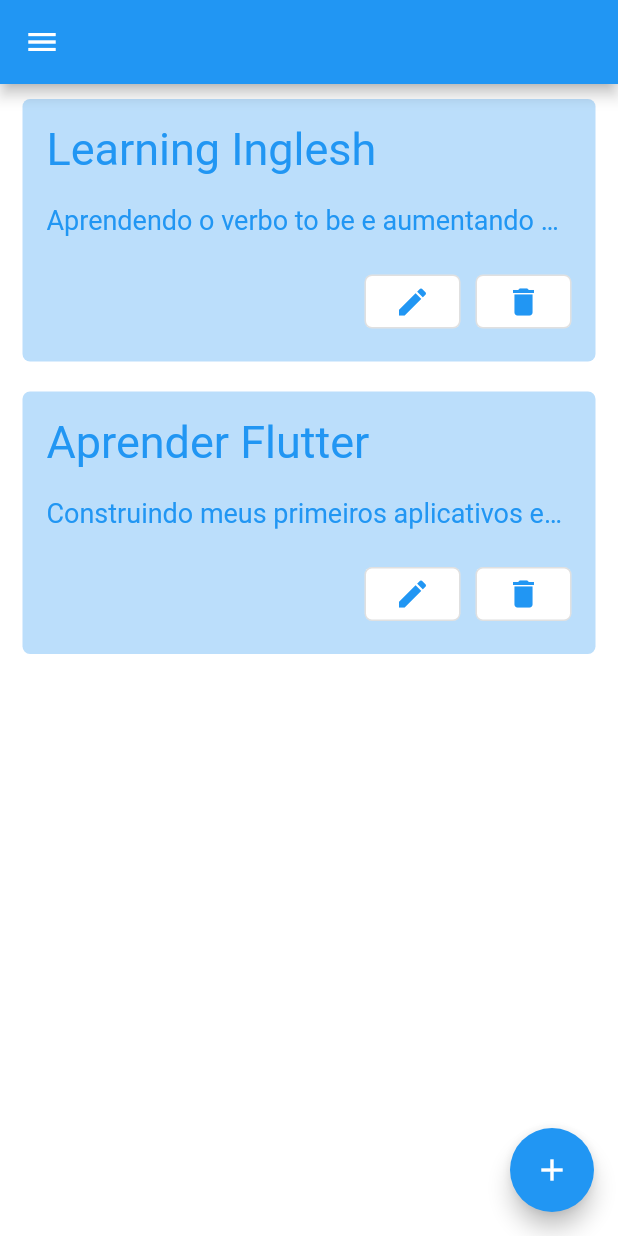
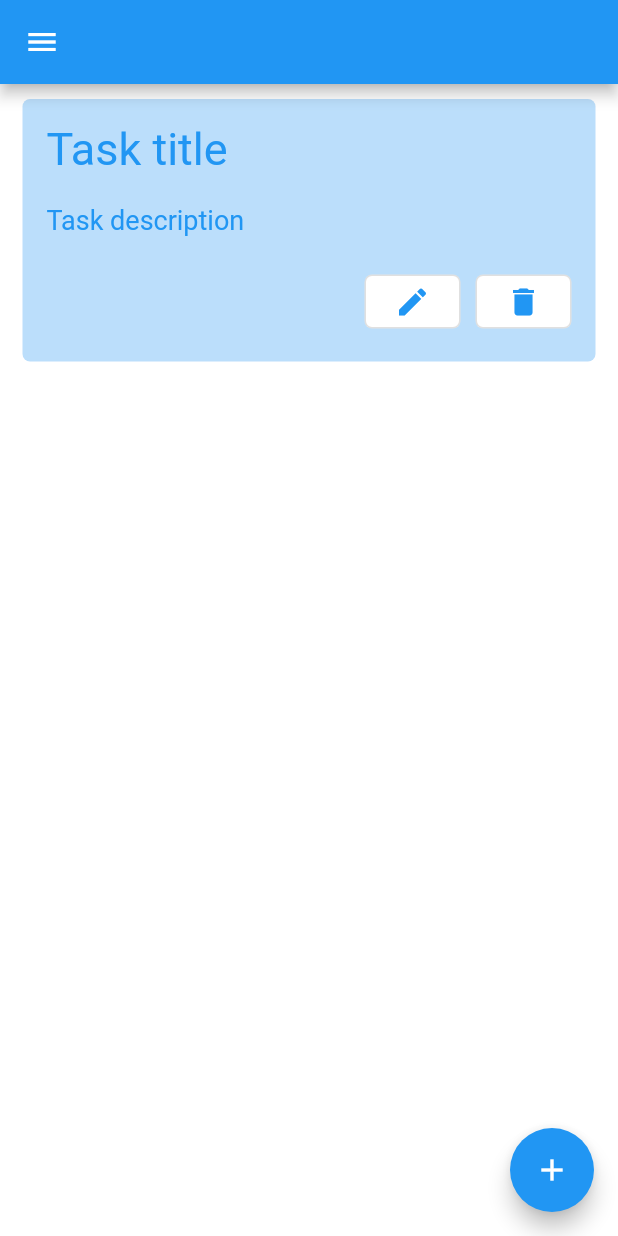
Before and after one commit to antoniolisboa/flutter_inherited, a Flutter app: the HomeScreen screen opened by its route, on a phone screen of 412 x 824 dp. Run offline on Flutter 3.47's test engine with Material 2 defaults, Android fonts, the phone set to English and light mode, and no system bars.

Commit message:
ajuste de nomes em arquivos e pastas

```diff
--- a/lib/componets/task.dart
+++ b/lib/components/task.dart
@@ -1,15 +1,21 @@
 import 'package:flutter/material.dart';
+import 'package:flutter_inherited/data/task_list_inherited.dart';
 
-class Task extends StatelessWidget {
-  final String taskName;
-  final String taskDescription;
+class Task extends StatefulWidget {
+  final String title;
+  final String description;
 
   const Task({
     super.key,
-    required this.taskName,
-    required this.taskDescription,
+    required this.title,
+    required this.description,
   });
 
+  @override
+  State<Task> createState() => _TaskState();
+}
+
+class _TaskState extends State<Task> {
   @override
   Widget build(BuildContext context) {
     return Padding(
@@ -30,7 +36,7 @@
             crossAxisAlignment: CrossAxisAlignment.start,
             children: [
               Text(
-                taskName,
+                widget.title,
                 style: const TextStyle(
                   color: Colors.blue,
                   fontSize: 30,
@@ -38,7 +44,7 @@
                 ),
               ),
               Text(
-                taskDescription,
+                widget.description,
                 style: const TextStyle(
                   color: Colors.blue,
                   fontSize: 18,
@@ -49,12 +55,15 @@
                 mainAxisAlignment: MainAxisAlignment.end,
                 children: [
                   OutlinedButton(
-                    onPressed: () {},
+                    onPressed: () {
+                      Navigator.pushNamed(context, '/editTask');
+                    },
                     style: OutlinedButton.styleFrom(
                       backgroundColor: Colors.white,
                       shape: RoundedRectangleBorder(
                         borderRadius: BorderRadius.circular(5),
-                        )),
+                      ),
+                    ),
                     child: const Icon(
                       Icons.edit,
                       color: Colors.blue,
@@ -62,12 +71,17 @@
                   ),
                   const SizedBox(width: 10),
                   OutlinedButton(
-                    onPressed: () {},
+                    onPressed: () {
+                      setState(() {
+                        TaskListInherited.of(context).deleteTask(task: widget);
+                      });
+                    },
                     style: OutlinedButton.styleFrom(
                       backgroundColor: Colors.white,
                       shape: RoundedRectangleBorder(
                         borderRadius: BorderRadius.circular(5),
-                        )),
+                      ),
+                    ),
                     child: const Icon(
                       Icons.delete,
                       color: Colors.blue,
--- a/lib/componets/task_drawer.dart
+++ b/lib/components/task_drawer.dart
@@ -22,7 +22,7 @@
             leading: const Icon(Icons.exit_to_app),
             title: const Text('Logout'),
             onTap: () {
-              Navigator.pushReplacementNamed(context, '/login');
+              Navigator.pushNamed(context, '/login');
             },
           ),
         ],
--- /dev/null
+++ b/lib/data/task_list_inherited.dart
@@ -0,0 +1,42 @@
+import 'package:flutter/material.dart';
+import 'package:flutter_inherited/components/task.dart';
+
+class TaskListInherited extends InheritedWidget {
+  final List<Task> taskList = [
+    const Task(
+      title: 'Task title',
+      description: 'Task description',
+    ),
+  ];
+
+  TaskListInherited({
+    Key? key,
+    required Widget child,
+  }) : super(key: key, child: child);
+
+  static TaskListInherited of(BuildContext context) {
+    final TaskListInherited? result;
+    result = context.dependOnInheritedWidgetOfExactType<TaskListInherited>();
+
+    assert(result != null, 'No TaskInherited found in context');
+
+    return result!;
+  }
+
+  @override
+  bool updateShouldNotify(TaskListInherited oldWidget) {
+    return oldWidget.taskList.length != taskList.length;
+  }
+
+  void createTask({required String title, required String description}) {
+    taskList.add(Task(
+      title: title,
+      description: description,
+    ));
+  }
+
+  void deleteTask({required Task task}) {
+    taskList.remove(task);
+    print(taskList.length);
+  }
+}
--- a/lib/screens/home_screen.dart
+++ b/lib/screens/home_screen.dart
@@ -1,6 +1,6 @@
 import 'package:flutter/material.dart';
-import 'package:flutter_inherited/componets/task.dart';
-import 'package:flutter_inherited/componets/task_drawer.dart';
+import 'package:flutter_inherited/components/task_drawer.dart';
+import 'package:flutter_inherited/data/task_list_inherited.dart';
 
 class HomeScreen extends StatelessWidget {
   const HomeScreen({super.key});
@@ -12,21 +12,12 @@
       appBar: AppBar(),
       drawer: const TaskDrawer(),
       body: ListView(
-        children: const [
-          Task(
-            taskName: 'Learning Inglesh',
-            taskDescription:
-                'Aprendendo o verbo to be e aumentando o meu vocabulário.',
-          ),
-          Task(
-            taskName: 'Aprender Flutter',
-            taskDescription:
-                'Construindo meus primeiros aplicativos em flutter.',
-          ),
-        ],
+        children: TaskListInherited.of(context).taskList,
       ),
       floatingActionButton: FloatingActionButton(
-        onPressed: () {},
+        onPressed: () {
+          Navigator.pushNamed(context, '/newTask');
+        },
         child: const Icon(Icons.add),
       ),
     );
--- a/lib/screens/login_screen.dart
+++ b/lib/screens/login_screen.dart
@@ -35,7 +35,7 @@
                   Expanded(
                     child: ElevatedButton(
                       onPressed: () {
-                        Navigator.pushReplacementNamed(context, '/home');
+                        Navigator.pushNamed(context, '/home');
                       },
                       child: const Padding(
                         padding: EdgeInsets.all(14),
```
Also changed, not shown: lib/main.dart (+8 -1 lines), lib/screens/edit_task_screen.dart (added, +86 -0 lines), lib/screens/new_task_screen.dart (added, +86 -0 lines), 8 other files. Lines whose indentation alone changed are shown as unchanged.
